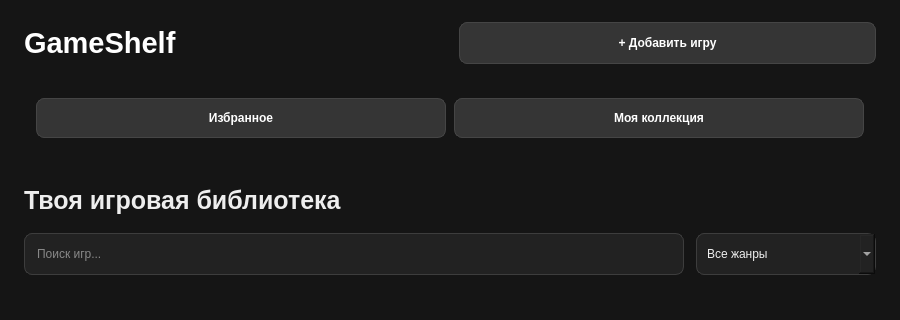
Old version of the form ui/main_window.ui in the repository timkol-hash/GameShelf---Project-for-Yandex-Lyceum; both pictures show x 0 to 900 and y 0 to 320 of the 900 by 600 pixel window.
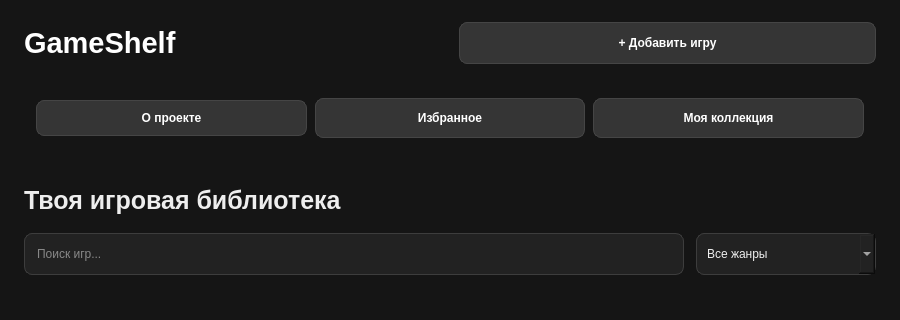
New version of the form.

What changed in the file:
```diff
--- a/ui/main_window.ui
+++ b/ui/main_window.ui
@@ -164,6 +164,13 @@
       <property name="bottomMargin">
        <number>12</number>
       </property>
+      <item>
+       <widget class="QPushButton" name="aboutButton">
+        <property name="text">
+         <string>О проекте</string>
+        </property>
+       </widget>
+      </item>
       <item>
        <widget class="QPushButton" name="favoritesButton">
         <property name="minimumSize">
```
